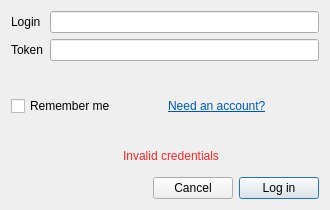
Old version of the form mapflow/static/ui/login_dialog.ui in the repository Geoalert/mapflow-qgis.
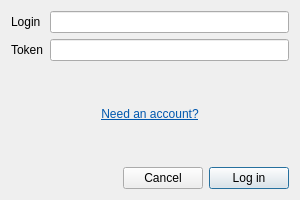
New version of the form. Icons and pictures are not drawn. Custom widgets are drawn as their Qt base class.

Commit message: improv: add invalid credentials label dynamically

Patch:
```diff
--- a/mapflow/static/ui/login_dialog.ui
+++ b/mapflow/static/ui/login_dialog.ui
@@ -6,26 +6,20 @@
    <rect>
     <x>0</x>
     <y>0</y>
-    <width>330</width>
-    <height>210</height>
+    <width>300</width>
+    <height>200</height>
    </rect>
   </property>
-  <property name="sizePolicy">
-   <sizepolicy hsizetype="Fixed" vsizetype="Fixed">
-    <horstretch>0</horstretch>
-    <verstretch>0</verstretch>
-   </sizepolicy>
-  </property>
   <property name="minimumSize">
    <size>
-    <width>330</width>
-    <height>210</height>
+    <width>300</width>
+    <height>180</height>
    </size>
   </property>
   <property name="maximumSize">
    <size>
-    <width>330</width>
-    <height>210</height>
+    <width>350</width>
+    <height>230</height>
    </size>
   </property>
   <property name="windowTitle">
@@ -38,7 +32,7 @@
   <property name="styleSheet">
    <string notr="true">rgb(255,0,0)</string>
   </property>
-  <layout class="QVBoxLayout" name="verticalLayout" stretch="0,0,1,0">
+  <layout class="QVBoxLayout" name="verticalLayout">
    <item>
        <layout class="QFormLayout" name="formLayout">
         <item row="0" column="0">
@@ -75,79 +69,26 @@
     </layout>
    </item>
    <item>
-    <layout class="QHBoxLayout" name="horizontalLayout">
-     <item>
-      <widget class="QCheckBox" name="rememberMe">
-          <property name="text">
-        <string>Remember me</string>
-          </property>
-         </widget>
-        </item>
-          <item>
       <widget class="QLabel" name="needAnAccount">
            <property name="text">
         <string>&lt;html&gt;&lt;head/&gt;&lt;body&gt;&lt;p&gt;&lt;a href=&quot;https://mapflow.ai&quot;&gt;&lt;span style=&quot; text-decoration: underline; color:#0057ae;&quot;&gt;Need an account?&lt;/span&gt;&lt;/a&gt;&lt;/p&gt;&lt;/body&gt;&lt;/html&gt;</string>
            </property>
-       <property name="wordWrap">
-        <bool>true</bool>
+     <property name="textFormat">
+      <enum>Qt::RichText</enum>
+     </property>
+     <property name="alignment">
+      <set>Qt::AlignCenter</set>
        </property>
        <property name="openExternalLinks">
         <bool>true</bool>
           </property>
          </widget>
         </item>
-       </layout>
-      </item>
    <item>
-    <layout class="QHBoxLayout" name="layoutInvalidCredentials">
-     <item>
-      <spacer name="spacerInvalidCredentials">
-       <property name="orientation">
-        <enum>Qt::Horizontal</enum>
-       </property>
-       <property name="sizeType">
-        <enum>QSizePolicy::Minimum</enum>
-       </property>
-       <property name="sizeHint" stdset="0">
-        <size>
-         <width>13</width>
-         <height>29</height>
-        </size>
-       </property>
-      </spacer>
-     </item>
-     <item>
-         <widget class="QLabel" name="invalidCredentialsMessage">
-       <property name="sizePolicy">
-        <sizepolicy hsizetype="Fixed" vsizetype="Fixed">
-         <horstretch>0</horstretch>
-         <verstretch>0</verstretch>
-        </sizepolicy>
-       </property>
-          <property name="visible">
-           <bool>false</bool>
-          </property>
-          <property name="styleSheet">
-           <string notr="true">color: rgb(239, 41, 41);</string>
-          </property>
-          <property name="frameShape">
-           <enum>QFrame::NoFrame</enum>
-          </property>
-          <property name="frameShadow">
-           <enum>QFrame::Plain</enum>
-          </property>
-          <property name="text">
-           <string>Invalid credentials</string>
-          </property>
-          <property name="alignment">
-           <set>Qt::AlignCenter</set>
-          </property>
-         </widget>
-        </item>
-    </layout>
-   </item>
-      <item>
     <layout class="QHBoxLayout" name="layoutButtons" stretch="1,0,0">
+     <property name="topMargin">
+      <number>15</number>
+          </property>
      <item>
       <spacer name="spacerButtons">
         <property name="orientation">
```
Left out of the diff: 14 changed lines with no effect on the pictures. The commit also changes 2 other files.
